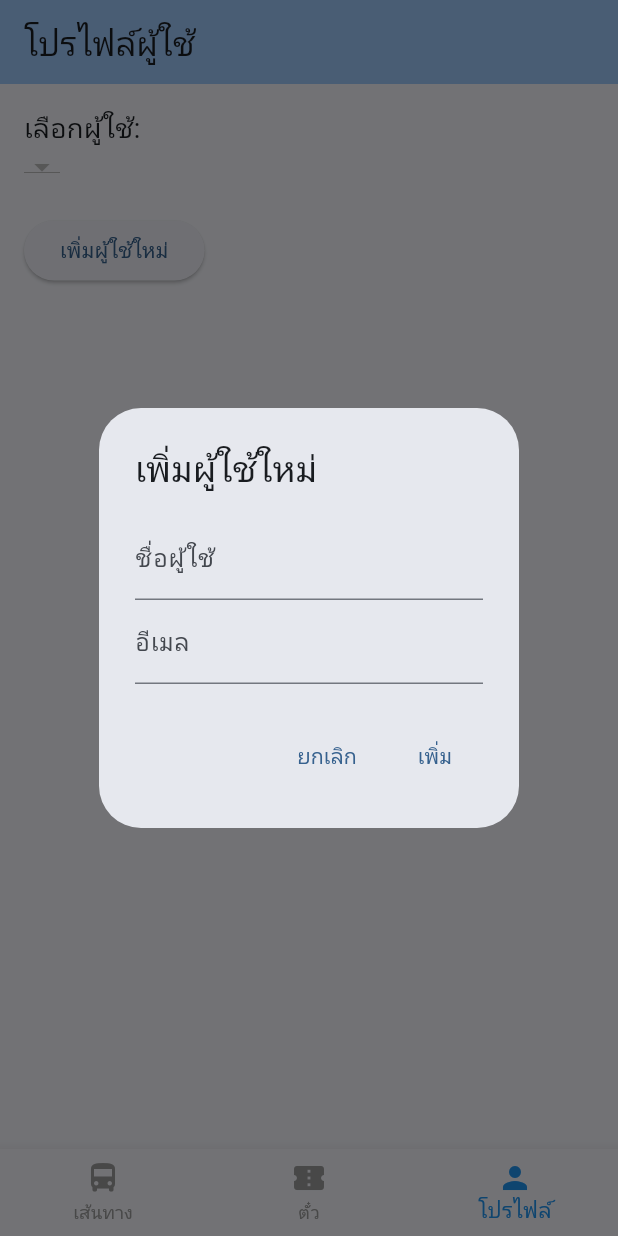
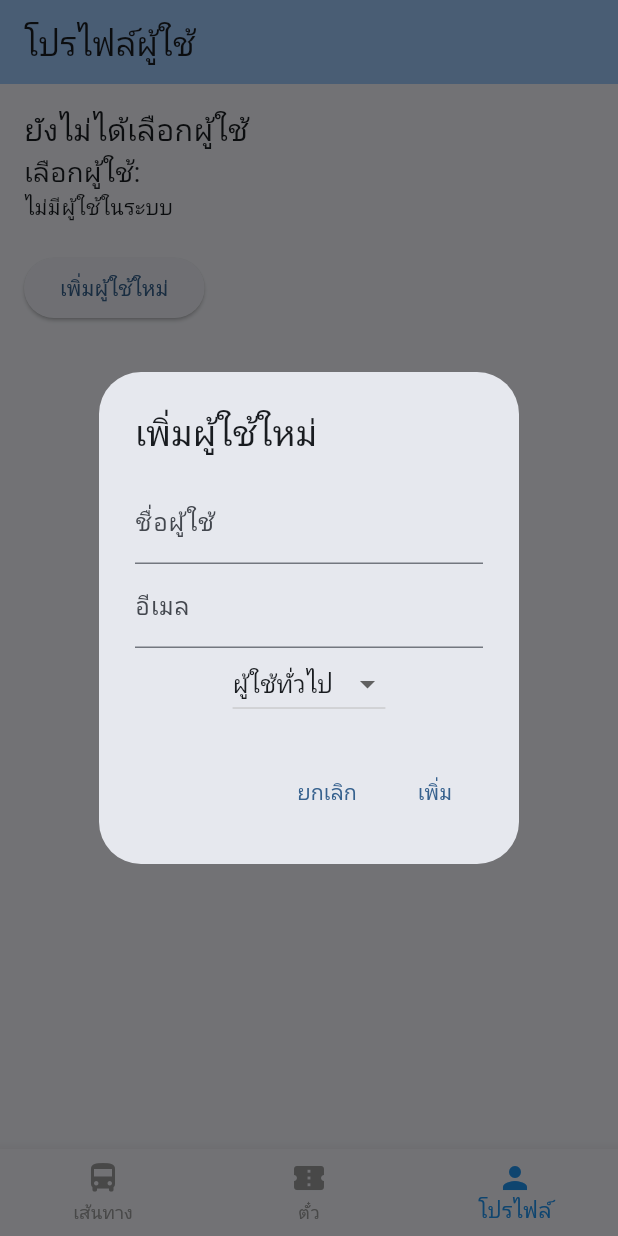
Before and after one commit to Navakun/final2, a Flutter app: the screen it shows after launch, item 3 of the bottom bar chosen, after a tap on "เพิ่มผู้ใช้ใหม่", on a phone screen of 412 x 824 dp. Run offline on Flutter 3.47's test engine with Material 3 defaults, Android fonts, the phone set to English and light mode, and no system bars; our stand-ins replace sembast; accounts and stored records are empty.

Commit message:
update user

```diff
--- a/lib/main.dart
+++ b/lib/main.dart
@@ -63,7 +63,7 @@ class _TransportNavigationHostState extends State<TransportNavigationHost> {
     super.initState();
     WidgetsBinding.instance.addPostFrameCallback((_) {
       final provider = Provider.of<SmartTransportProvider>(context, listen: false);
-      provider.fetchUsers();
+      provider.fetchUsers(); // เรียก fetchUsers
       provider.fetchRoutes();
       provider.fetchTickets();
     });
@@ -109,12 +109,26 @@ class TransportHomePage extends StatelessWidget {
     return Scaffold(
       appBar: AppBar(
         backgroundColor: Theme.of(context).colorScheme.inversePrimary,
-        title: const Text('ระบบขนส่งสาธารณะอัจฉริยะ'),
+        title: Consumer<SmartTransportProvider>(
+          builder: (context, provider, child) {
+            return Text(
+              'ระบบขนส่งสาธารณะอัจฉริยะ - ${provider.currentUser?.username ?? "ไม่ระบุ"}',
+            );
+          },
+        ),
         actions: [
-          IconButton(
+          Consumer<SmartTransportProvider>(
+            builder: (context, provider, child) {
+              final userRole = provider.currentUser?.role ?? 'general';
+              if (userRole == 'admin') {
+                return IconButton(
                   icon: const Icon(Icons.add),
                   onPressed: () {
                     Navigator.pushNamed(context, '/routeForm');
+                  },
+                );
+              }
+              return const SizedBox.shrink();
             },
           ),
         ],
@@ -147,12 +161,14 @@ class TransportHomePage extends StatelessWidget {
               return Dismissible(
                 key: Key(route.id.toString()),
                 direction: DismissDirection.horizontal,
-                onDismissed: (direction) {
+                onDismissed: provider.currentUser?.role == 'admin'
+                    ? (direction) {
                         provider.removeRoute(route);
                         ScaffoldMessenger.of(context).showSnackBar(
                           SnackBar(content: Text('${route.routeName} ถูกลบแล้ว')),
                         );
-                },
+                      }
+                    : null,
                 background: Container(
                   color: Colors.red,
                   alignment: Alignment.centerRight,
@@ -179,6 +195,7 @@ class TransportHomePage extends StatelessWidget {
                     trailing: Row(
                       mainAxisSize: MainAxisSize.min,
                       children: [
+                        if (provider.currentUser?.role == 'admin')
                           IconButton(
                             icon: const Icon(Icons.edit),
                             onPressed: () {
--- a/lib/model/user.dart
+++ b/lib/model/user.dart
@@ -2,10 +2,12 @@ class User {
   final int id;
   final String username;
   final String email;
+  final String role;
 
   User({
     required this.id,
     required this.username,
     required this.email,
+    required this.role,
   });
 }
--- a/lib/provider/smart_transport_provider.dart
+++ b/lib/provider/smart_transport_provider.dart
@@ -10,7 +10,7 @@ class SmartTransportProvider with ChangeNotifier {
   List<User> _users = [];
   User? _currentUser;
   late RouteDatabase _db;
-  bool _isLoading = false; // เพิ่ม _isLoading
+  bool _isLoading = false;
 
   SmartTransportProvider() {
     _db = RouteDatabase(dbName: 'smart_transport.db');
@@ -27,10 +27,14 @@ class SmartTransportProvider with ChangeNotifier {
       : _tickets;
   List<User> get users => _users;
   User? get currentUser => _currentUser;
-  bool get isLoading => _isLoading; // เพิ่ม getter isLoading
+  bool get isLoading => _isLoading;
 
   void setCurrentUser(User user) {
-    _currentUser = user;
+    // ตรวจสอบว่า user อยู่ใน _users หรือไม่
+    if (!_users.any((u) => u.id == user.id)) {
+      _users.add(user);
+    }
+    _currentUser = _users.firstWhere((u) => u.id == user.id);
     notifyListeners();
   }
 
@@ -54,14 +58,27 @@ class SmartTransportProvider with ChangeNotifier {
     _isLoading = true;
     notifyListeners();
     _users = await _db.loadAllUsers();
-    if (_users.isNotEmpty && _currentUser == null) {
-      _currentUser = _users.first;
+    if (_users.isNotEmpty) {
+      if (_currentUser == null) {
+        _currentUser = _users.first;
+      } else {
+        // ตรวจสอบว่า _currentUser ยังอยู่ใน _users หรือไม่
+        _currentUser = _users.firstWhere(
+          (u) => u.id == _currentUser!.id,
+          orElse: () => _users.first,
+        );
+      }
+    } else {
+      _currentUser = null; // ถ้าไม่มีผู้ใช้เลย
     }
     _isLoading = false;
     notifyListeners();
   }
 
   Future<void> addRoute(SmartRoute route) async {
+    if (_currentUser == null || _currentUser!.role != 'admin') {
+      throw Exception('เฉพาะผู้ดูแลระบบเท่านั้นที่สามารถเพิ่มเส้นทางได้');
+    }
     int? newId = await _db.insertRoute(route);
     if (newId != null) {
       _routes.add(route.copyWith(id: newId));
@@ -70,12 +87,18 @@ class SmartTransportProvider with ChangeNotifier {
   }
 
   Future<void> removeRoute(SmartRoute route) async {
+    if (_currentUser == null || _currentUser!.role != 'admin') {
+      throw Exception('เฉพาะผู้ดูแลระบบเท่านั้นที่สามารถลบเส้นทางได้');
+    }
     await _db.deleteRoute(route);
     _routes.removeWhere((r) => r.id == route.id);
     notifyListeners();
   }
 
   Future<void> updateRoute(SmartRoute updatedRoute) async {
+    if (_currentUser == null || _currentUser!.role != 'admin') {
+      throw Exception('เฉพาะผู้ดูแลระบบเท่านั้นที่สามารถแก้ไขเส้นทางได้');
+    }
     await _db.updateRoute(updatedRoute);
     final index = _routes.indexWhere((r) => r.id == updatedRoute.id);
     if (index != -1) {
@@ -172,11 +195,13 @@ extension UserExtension on User {
     int? id,
     String? username,
     String? email,
+    String? role,
   }) {
     return User(
       id: id ?? this.id,
       username: username ?? this.username,
       email: email ?? this.email,
+      role: role ?? this.role,
     );
   }
 }
--- a/lib/screens/user_profile_screen.dart
+++ b/lib/screens/user_profile_screen.dart
@@ -24,23 +24,30 @@ class UserProfileScreen extends StatelessWidget {
             if (currentUser != null) ...[
               Text('ผู้ใช้ปัจจุบัน: ${currentUser.username}', style: const TextStyle(fontSize: 20)),
               Text('อีเมล: ${currentUser.email}'),
+              Text('บทบาท: ${currentUser.role == 'admin' ? 'ผู้ดูแลระบบ' : 'ผู้ใช้ทั่วไป'}'),
               const SizedBox(height: 20),
-            ],
+            ] else
+              const Text('ยังไม่ได้เลือกผู้ใช้', style: TextStyle(fontSize: 20)),
             const Text('เลือกผู้ใช้:', style: TextStyle(fontSize: 18)),
             Consumer<SmartTransportProvider>(
               builder: (context, provider, child) {
+                if (provider.users.isEmpty) {
+                  return const Text('ไม่มีผู้ใช้ในระบบ');
+                }
                 return DropdownButton<User>(
-                  value: provider.currentUser,
+                  value: provider.currentUser != null && provider.users.any((u) => u.id == provider.currentUser!.id)
+                      ? provider.currentUser
+                      : null,
                   items: provider.users.map((user) {
                     return DropdownMenuItem<User>(
                       value: user,
-                      child: Text(user.username),
+                      child: Text('${user.username} (${user.role})'),
                     );
                   }).toList(),
                   onChanged: (user) {
                     if (user != null) {
                       provider.setCurrentUser(user);
-                      provider.fetchTickets(); // รีเฟรชตั๋วตามผู้ใช้
+                      provider.fetchTickets();
                     }
                   },
                 );
@@ -63,10 +70,13 @@ class UserProfileScreen extends StatelessWidget {
     final provider = Provider.of<SmartTransportProvider>(context, listen: false);
     final usernameController = TextEditingController();
     final emailController = TextEditingController();
+    String role = 'general';
 
     showDialog(
       context: context,
       builder: (context) {
+        return StatefulBuilder(
+          builder: (context, setState) {
             return AlertDialog(
               title: const Text('เพิ่มผู้ใช้ใหม่'),
               content: Column(
@@ -82,6 +92,18 @@ class UserProfileScreen extends StatelessWidget {
                     controller: emailController,
                     validator: (value) => value == null || value.isEmpty ? 'กรุณาป้อนอีเมล' : null,
                   ),
+                  DropdownButton<String>(
+                    value: role,
+                    items: const [
+                      DropdownMenuItem(value: 'general', child: Text('ผู้ใช้ทั่วไป')),
+                      DropdownMenuItem(value: 'admin', child: Text('ผู้ดูแลระบบ')),
+                    ],
+                    onChanged: (value) {
+                      setState(() {
+                        role = value ?? 'general';
+                      });
+                    },
+                  ),
                 ],
               ),
               actions: [
@@ -93,9 +115,10 @@ class UserProfileScreen extends StatelessWidget {
                   onPressed: () {
                     if (usernameController.text.isNotEmpty && emailController.text.isNotEmpty) {
                       final newUser = User(
-                    id: 0, // ID จะถูกกำหนดโดยฐานข้อมูล
+                        id: 0,
                         username: usernameController.text,
                         email: emailController.text,
+                        role: role,
                       );
                       provider.addUser(newUser);
                       Navigator.pop(context);
@@ -107,5 +130,7 @@ class UserProfileScreen extends StatelessWidget {
             );
           },
         );
+      },
+    );
   }
 }
```
Also changed, not shown: lib/screens/route_database.dart (+5 -3 lines). Lines whose indentation alone changed are shown as unchanged.
